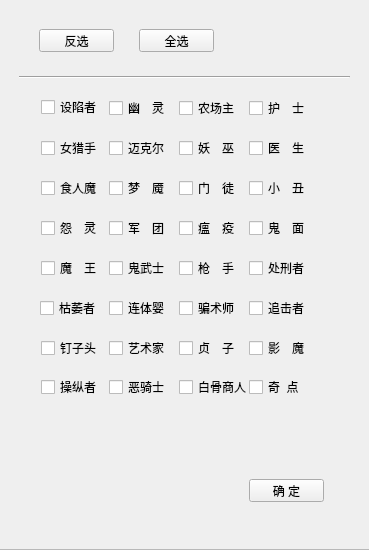
The window that selec_killerUI.ui (maskrs/-) describes before a commit, drawn with Qt 5.
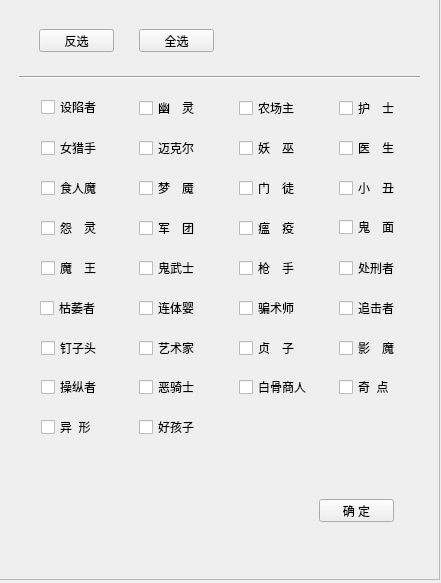
The same window after the commit.

The edit to the form file:
```diff
--- a/selec_killerUI.ui
+++ b/selec_killerUI.ui
@@ -6,10 +6,16 @@
    <rect>
     <x>0</x>
     <y>0</y>
-    <width>369</width>
-    <height>550</height>
+    <width>441</width>
+    <height>583</height>
    </rect>
   </property>
+  <property name="maximumSize">
+   <size>
+    <width>441</width>
+    <height>583</height>
+   </size>
+  </property>
   <property name="windowTitle">
    <string>选择屠夫</string>
   </property>
@@ -18,8 +24,8 @@
     <rect>
      <x>-1</x>
      <y>-1</y>
-     <width>371</width>
-     <height>551</height>
+     <width>441</width>
+     <height>581</height>
     </rect>
    </property>
    <property name="frameShape">
@@ -33,7 +39,7 @@
      <rect>
       <x>42</x>
       <y>100</y>
-      <width>59</width>
+      <width>100</width>
       <height>16</height>
      </rect>
     </property>
@@ -53,9 +59,9 @@
    <widget class="QCheckBox" name="cb_dingdang">
     <property name="geometry">
      <rect>
-      <x>110</x>
+      <x>140</x>
       <y>101</y>
-      <width>59</width>
+      <width>100</width>
       <height>16</height>
      </rect>
     </property>
@@ -75,9 +81,9 @@
    <widget class="QCheckBox" name="cb_dianjv">
     <property name="geometry">
      <rect>
-      <x>180</x>
+      <x>240</x>
       <y>101</y>
-      <width>59</width>
+      <width>100</width>
       <height>16</height>
      </rect>
     </property>
@@ -97,9 +103,9 @@
    <widget class="QCheckBox" name="cb_hushi">
     <property name="geometry">
      <rect>
-      <x>250</x>
+      <x>340</x>
       <y>101</y>
-      <width>59</width>
+      <width>100</width>
       <height>16</height>
      </rect>
     </property>
@@ -111,7 +117,7 @@
     </property>
     <property name="maximumSize">
      <size>
-      <width>70</width>
+      <width>16777215</width>
       <height>30</height>
      </size>
     </property>
@@ -130,7 +136,7 @@
      <rect>
       <x>42</x>
       <y>141</y>
-      <width>59</width>
+      <width>100</width>
       <height>16</height>
      </rect>
     </property>
@@ -142,7 +148,7 @@
     </property>
     <property name="maximumSize">
      <size>
-      <width>70</width>
+      <width>16777215</width>
       <height>30</height>
      </size>
     </property>
@@ -156,9 +162,9 @@
    <widget class="QCheckBox" name="cb_maishu">
     <property name="geometry">
      <rect>
-      <x>110</x>
+      <x>140</x>
       <y>141</y>
-      <width>59</width>
+      <width>100</width>
       <height>16</height>
      </rect>
     </property>
@@ -170,7 +176,7 @@
     </property>
     <property name="maximumSize">
      <size>
-      <width>70</width>
+      <width>16777215</width>
       <height>30</height>
      </size>
     </property>
@@ -184,9 +190,9 @@
    <widget class="QCheckBox" name="cb_linainai">
     <property name="geometry">
      <rect>
-      <x>180</x>
+      <x>240</x>
       <y>141</y>
-      <width>59</width>
+      <width>100</width>
       <height>16</height>
      </rect>
     </property>
@@ -198,7 +204,7 @@
     </property>
     <property name="maximumSize">
      <size>
-      <width>70</width>
+      <width>16777215</width>
       <height>30</height>
      </size>
     </property>
@@ -212,9 +218,9 @@
    <widget class="QCheckBox" name="cb_laoyang">
     <property name="geometry">
      <rect>
-      <x>250</x>
+      <x>340</x>
       <y>141</y>
-      <width>59</width>
+      <width>100</width>
       <height>16</height>
      </rect>
     </property>
@@ -226,7 +232,7 @@
     </property>
     <property name="maximumSize">
      <size>
-      <width>70</width>
+      <width>16777215</width>
       <height>30</height>
      </size>
     </property>
@@ -242,7 +248,7 @@
      <rect>
       <x>42</x>
       <y>181</y>
-      <width>59</width>
+      <width>100</width>
       <height>16</height>
      </rect>
     </property>
@@ -254,7 +260,7 @@
     </property>
     <property name="maximumSize">
      <size>
-      <width>70</width>
+      <width>16777215</width>
       <height>30</height>
      </size>
     </property>
@@ -268,9 +274,9 @@
    <widget class="QCheckBox" name="cb_fulaidi">
     <property name="geometry">
      <rect>
-      <x>110</x>
+      <x>140</x>
       <y>181</y>
-      <width>59</width>
+      <width>100</width>
       <height>16</height>
      </rect>
     </property>
@@ -290,9 +296,9 @@
    <widget class="QCheckBox" name="cb_xiaochou">
     <property name="geometry">
      <rect>
-      <x>250</x>
+      <x>340</x>
       <y>181</y>
-      <width>59</width>
+      <width>100</width>
       <height>16</height>
      </rect>
     </property>
@@ -314,7 +320,7 @@
      <rect>
       <x>42</x>
       <y>221</y>
-      <width>59</width>
+      <width>100</width>
       <height>16</height>
      </rect>
     </property>
@@ -334,9 +340,9 @@
    <widget class="QCheckBox" name="cb_juntuan">
     <property name="geometry">
      <rect>
-      <x>110</x>
+      <x>140</x>
       <y>221</y>
-      <width>59</width>
+      <width>100</width>
       <height>16</height>
      </rect>
     </property>
@@ -356,9 +362,9 @@
    <widget class="QCheckBox" name="cb_wenyi">
     <property name="geometry">
      <rect>
-      <x>180</x>
+      <x>240</x>
       <y>221</y>
-      <width>59</width>
+      <width>100</width>
       <height>16</height>
      </rect>
     </property>
@@ -378,9 +384,9 @@
    <widget class="QCheckBox" name="cb_guimian">
     <property name="geometry">
      <rect>
-      <x>250</x>
-      <y>221</y>
-      <width>59</width>
+      <x>340</x>
+      <y>220</y>
+      <width>100</width>
       <height>16</height>
      </rect>
     </property>
@@ -402,7 +408,7 @@
      <rect>
       <x>42</x>
       <y>261</y>
-      <width>59</width>
+      <width>100</width>
       <height>16</height>
      </rect>
     </property>
@@ -422,9 +428,9 @@
    <widget class="QCheckBox" name="cb_guiwushi">
     <property name="geometry">
      <rect>
-      <x>110</x>
+      <x>140</x>
       <y>261</y>
-      <width>59</width>
+      <width>100</width>
       <height>16</height>
      </rect>
     </property>
@@ -444,9 +450,9 @@
    <widget class="QCheckBox" name="cb_qiangshou">
     <property name="geometry">
      <rect>
-      <x>180</x>
+      <x>240</x>
       <y>261</y>
-      <width>59</width>
+      <width>100</width>
       <height>16</height>
      </rect>
     </property>
@@ -466,9 +472,9 @@
    <widget class="QCheckBox" name="cb_sanjiaotou">
     <property name="geometry">
      <rect>
-      <x>250</x>
+      <x>340</x>
       <y>261</y>
-      <width>59</width>
+      <width>100</width>
       <height>16</height>
      </rect>
     </property>
@@ -490,7 +496,7 @@
      <rect>
       <x>41</x>
       <y>301</y>
-      <width>59</width>
+      <width>100</width>
       <height>16</height>
      </rect>
     </property>
@@ -510,9 +516,9 @@
    <widget class="QCheckBox" name="cb_liantiying">
     <property name="geometry">
      <rect>
-      <x>110</x>
+      <x>140</x>
       <y>301</y>
-      <width>59</width>
+      <width>100</width>
       <height>16</height>
      </rect>
     </property>
@@ -532,9 +538,9 @@
    <widget class="QCheckBox" name="cb_gege">
     <property name="geometry">
      <rect>
-      <x>180</x>
+      <x>240</x>
       <y>301</y>
-      <width>59</width>
+      <width>100</width>
       <height>16</height>
      </rect>
     </property>
@@ -554,9 +560,9 @@
    <widget class="QCheckBox" name="cb_zhuizhui">
     <property name="geometry">
      <rect>
-      <x>250</x>
+      <x>340</x>
       <y>301</y>
-      <width>59</width>
+      <width>100</width>
       <height>16</height>
      </rect>
     </property>
@@ -578,7 +584,7 @@
      <rect>
       <x>42</x>
       <y>341</y>
-      <width>59</width>
+      <width>100</width>
       <height>16</height>
      </rect>
     </property>
@@ -598,9 +604,9 @@
    <widget class="QCheckBox" name="cb_niaojie">
     <property name="geometry">
      <rect>
-      <x>110</x>
+      <x>140</x>
       <y>341</y>
-      <width>59</width>
+      <width>100</width>
       <height>16</height>
      </rect>
     </property>
@@ -620,9 +626,9 @@
    <widget class="QCheckBox" name="cb_zhenzi">
     <property name="geometry">
      <rect>
-      <x>180</x>
+      <x>240</x>
       <y>341</y>
-      <width>59</width>
+      <width>100</width>
       <height>16</height>
      </rect>
     </property>
@@ -642,9 +648,9 @@
    <widget class="QCheckBox" name="cb_yingmo">
     <property name="geometry">
      <rect>
-      <x>250</x>
+      <x>340</x>
       <y>341</y>
-      <width>59</width>
+      <width>100</width>
       <height>16</height>
      </rect>
     </property>
@@ -666,7 +672,7 @@
      <rect>
       <x>42</x>
       <y>380</y>
-      <width>59</width>
+      <width>100</width>
       <height>16</height>
      </rect>
     </property>
@@ -686,9 +692,9 @@
    <widget class="QCheckBox" name="cb_eqishi">
     <property name="geometry">
      <rect>
-      <x>110</x>
+      <x>140</x>
       <y>380</y>
-      <width>59</width>
+      <width>100</width>
       <height>16</height>
      </rect>
     </property>
@@ -700,7 +706,7 @@
     </property>
     <property name="maximumSize">
      <size>
-      <width>70</width>
+      <width>7000000</width>
       <height>30</height>
      </size>
     </property>
@@ -748,7 +754,7 @@
      <rect>
       <x>20</x>
       <y>70</y>
-      <width>331</width>
+      <width>401</width>
       <height>16</height>
      </rect>
     </property>
@@ -759,8 +765,8 @@
    <widget class="QPushButton" name="pb_save">
     <property name="geometry">
      <rect>
-      <x>250</x>
-      <y>480</y>
+      <x>320</x>
+      <y>500</y>
       <width>75</width>
       <height>23</height>
      </rect>
@@ -775,9 +781,9 @@
    <widget class="QCheckBox" name="cb_zhuzhu">
     <property name="geometry">
      <rect>
-      <x>180</x>
+      <x>240</x>
       <y>181</y>
-      <width>65</width>
+      <width>100</width>
       <height>16</height>
      </rect>
     </property>
@@ -789,7 +795,7 @@
     </property>
     <property name="maximumSize">
      <size>
-      <width>65</width>
+      <width>16777215</width>
       <height>16777215</height>
      </size>
     </property>
@@ -803,9 +809,9 @@
    <widget class="QCheckBox" name="cb_baigu">
     <property name="geometry">
      <rect>
-      <x>180</x>
+      <x>240</x>
       <y>380</y>
-      <width>70</width>
+      <width>100</width>
       <height>16</height>
      </rect>
     </property>
@@ -817,7 +823,7 @@
     </property>
     <property name="maximumSize">
      <size>
-      <width>70</width>
+      <width>16777215</width>
       <height>30</height>
      </size>
     </property>
@@ -831,9 +837,9 @@
    <widget class="QCheckBox" name="cb_jidian">
     <property name="geometry">
      <rect>
-      <x>250</x>
+      <x>340</x>
       <y>380</y>
-      <width>59</width>
+      <width>90</width>
       <height>16</height>
      </rect>
     </property>
@@ -850,6 +856,50 @@
      <bool>false</bool>
     </property>
    </widget>
+   <widget class="QCheckBox" name="cb_yixing">
+    <property name="geometry">
+     <rect>
+      <x>42</x>
+      <y>420</y>
+      <width>100</width>
+      <height>16</height>
+     </rect>
+    </property>
+    <property name="sizePolicy">
+     <sizepolicy hsizetype="Fixed" vsizetype="Fixed">
+      <horstretch>0</horstretch>
+      <verstretch>0</verstretch>
+     </sizepolicy>
+    </property>
+    <property name="text">
+     <string>异  形</string>
+    </property>
+    <property name="checked">
+     <bool>false</bool>
+    </property>
+   </widget>
+   <widget class="QCheckBox" name="cb_qiaji">
+    <property name="geometry">
+     <rect>
+      <x>140</x>
+      <y>420</y>
+      <width>100</width>
+      <height>16</height>
+     </rect>
+    </property>
+    <property name="sizePolicy">
+     <sizepolicy hsizetype="Fixed" vsizetype="Fixed">
+      <horstretch>0</horstretch>
+      <verstretch>0</verstretch>
+     </sizepolicy>
+    </property>
+    <property name="text">
+     <string>好孩子</string>
+    </property>
+    <property name="checked">
+     <bool>false</bool>
+    </property>
+   </widget>
   </widget>
  </widget>
  <tabstops>
```
Left out of the diff: 3 changed lines with no effect on the pictures.
